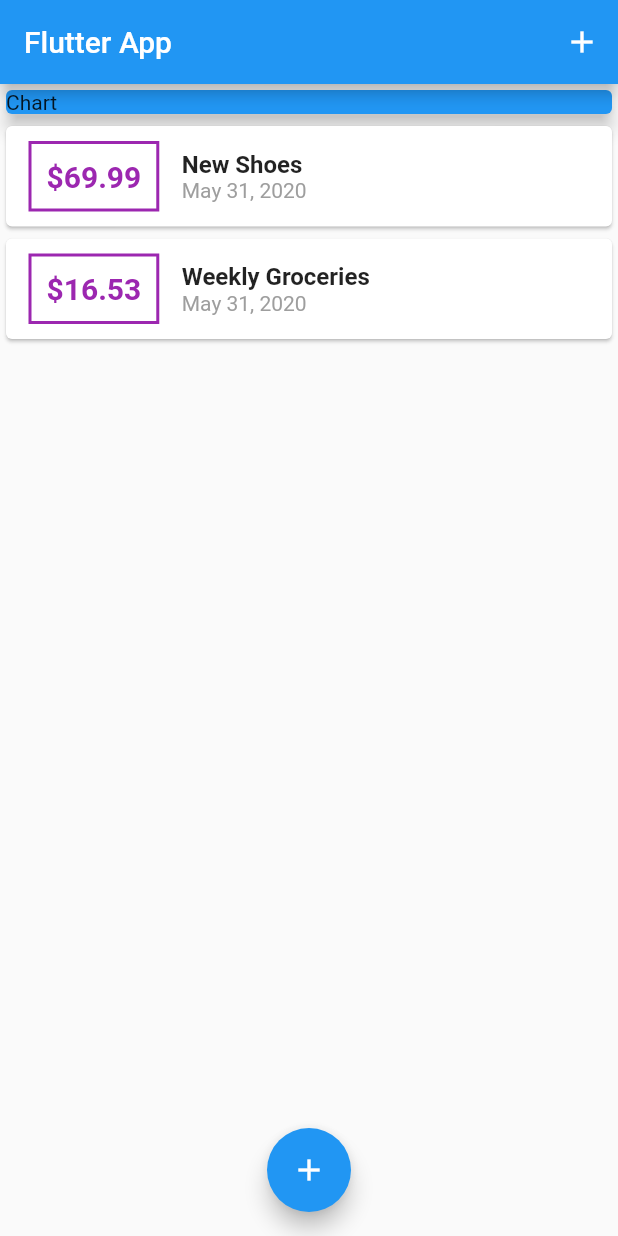
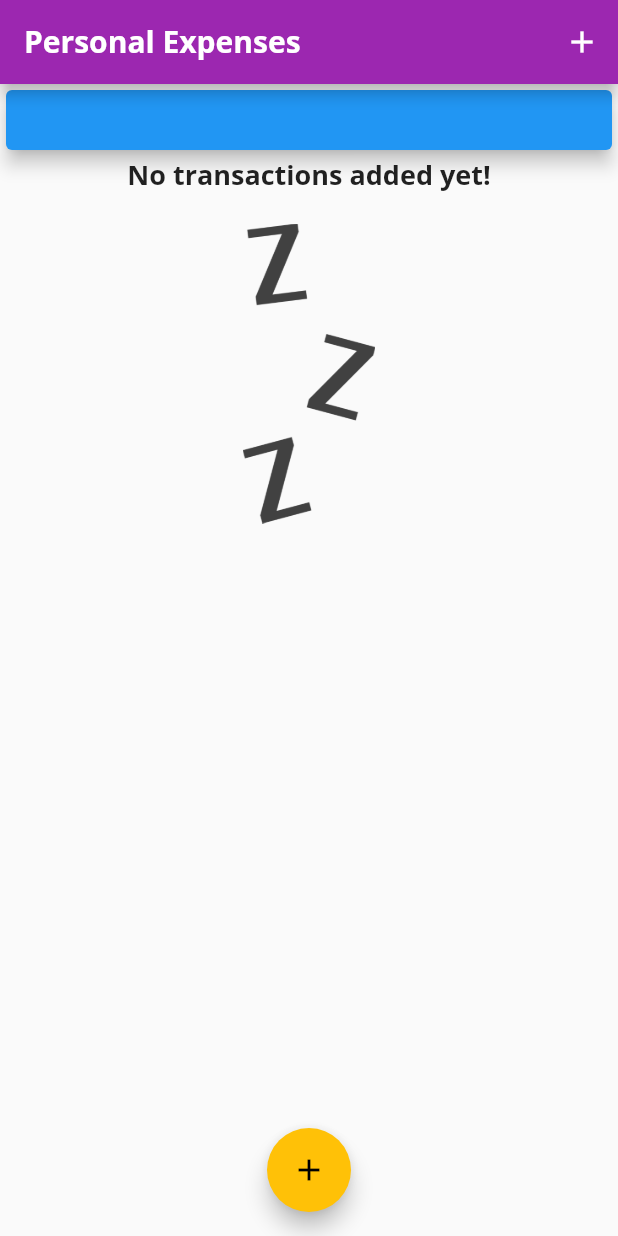
Before and after one commit to sequeirajonathan/Expense_Tracker, a Flutter app: the screen it shows after launch, on a phone screen of 412 x 824 dp. Run offline on Flutter 3.47's test engine with Material 2 defaults, Android fonts, the phone set to English and light mode, and no system bars.

Commit message:
Changed theme

```diff
--- a/lib/main.dart
+++ b/lib/main.dart
@@ -3,6 +3,7 @@ import 'package:flutter/material.dart';
 import './widgets/transaction_list.dart';
 import './widgets/new_transaction.dart';
 import './models/transaction.dart';
+import './widgets/chart.dart';
 
 void main() => runApp(MyApp());
 
@@ -10,6 +11,25 @@ class MyApp extends StatelessWidget {
   @override
   Widget build(BuildContext context) {
     return MaterialApp(
+      title: "Personal Expenses",
+      theme: ThemeData(
+          textTheme: ThemeData.light().textTheme.copyWith(
+                headline6: TextStyle(
+                    fontFamily: 'OpenSans',
+                    fontWeight: FontWeight.bold,
+                    fontSize: 18),
+              ),
+          primarySwatch: Colors.purple,
+          accentColor: Colors.amber,
+          fontFamily: 'Quicksand',
+          appBarTheme: AppBarTheme(
+            textTheme: ThemeData.light().textTheme.copyWith(
+                  headline6: TextStyle(
+                      fontFamily: 'OpenSans',
+                      fontSize: 20,
+                      fontWeight: FontWeight.bold),
+                ),
+          )),
       home: MyHomePage(),
     );
   }
@@ -21,21 +41,28 @@ class MyHomePage extends StatefulWidget {
 }
 
 class _MyHomePageState extends State<MyHomePage> {
+  final List<Transaction> _userTransactions = [
+    // Transaction(
+    //   id: 't1',
+    //   title: 'New Shoes',
+    //   amount: 69.99,
+    //   date: DateTime.now(),
+    // ),
+    // Transaction(
+    //   id: 't2',
+    //   title: 'Weekly Groceries',
+    //   amount: 16.53,
+    //   date: DateTime.now(),
+    // ),
+  ];
 
-  final List<Transaction> _userTransactions = [
-    Transaction(
-      id: 't1',
-      title: 'New Shoes',
-      amount: 69.99,
-      date: DateTime.now(),
-    ),
-    Transaction(
-      id: 't2',
-      title: 'Weekly Groceries',
-      amount: 16.53,
-      date: DateTime.now(),
-    ),
-  ];
+  List<Transaction> get _recentTransactions {
+    return _userTransactions.where((tx) {
+      return tx.date.isAfter(DateTime.now().subtract(Duration(
+        days: 7
+      )));
+    }).toList();
+  }
 
   void _addNewTransaction(String txTitle, double txAmount) {
     final newTx = Transaction(
@@ -54,7 +81,7 @@ class _MyHomePageState extends State<MyHomePage> {
         context: ctx,
         builder: (_) {
           return GestureDetector(
-            onTap: (){},
+            onTap: () {},
             child: NewTransaction(_addNewTransaction),
             behavior: HitTestBehavior.opaque,
           );
@@ -71,7 +98,7 @@ class _MyHomePageState extends State<MyHomePage> {
             onPressed: () => _startAddNewTransaction(context),
           )
         ],
-        title: Text('Flutter App'),
+        title: Text('Personal Expenses'),
       ),
       body: SingleChildScrollView(
         child:
@@ -80,7 +107,7 @@ class _MyHomePageState extends State<MyHomePage> {
             width: double.infinity,
             child: Card(
               color: Colors.blue,
-              child: Text('Chart'),
+              child: Chart(_recentTransactions),
               elevation: 5,
             ),
           ),
--- /dev/null
+++ b/lib/widgets/chart.dart
@@ -0,0 +1,41 @@
+import 'package:flutter/material.dart';
+import 'package:intl/intl.dart';
+
+import '../models/transaction.dart';
+
+class Chart extends StatelessWidget {
+  final List<Transaction> recentTransactions;
+
+  Chart(this.recentTransactions);
+
+  List<Map<String, Object>> get groupedTransactionValues {
+    return List.generate(7, (index) {
+      final weekDay = DateTime.now().subtract(
+        Duration(days: index),
+      );
+
+      var totalSum = 0.0;
+
+      for (var i = 0; i < recentTransactions.length; i++) {
+        if (recentTransactions[i].date.day == weekDay.day &&
+            recentTransactions[i].date.month == weekDay.month &&
+            recentTransactions[i].date.year == weekDay.year) {
+          totalSum += recentTransactions[i].amount;
+        }
+      }
+
+      return {'day': DateFormat.E(weekDay), 'amount': totalSum};
+    });
+  }
+
+  @override
+  Widget build(BuildContext context) {
+    return Card(
+      elevation: 6,
+      margin: EdgeInsets.all(20),
+      child: Row(
+        children: <Widget>[],
+      ),
+    );
+  }
+}
--- a/lib/widgets/transaction_list.dart
+++ b/lib/widgets/transaction_list.dart
@@ -12,7 +12,25 @@ class TransactionList extends StatelessWidget {
   Widget build(BuildContext context) {
     return Container(
       height: 300,
-      child: ListView.builder(
+      child: transactions.isEmpty
+          ? Column(
+              children: <Widget>[
+                Text(
+                  'No transactions added yet!',
+                  style: Theme.of(context).textTheme.headline6,
+                ),
+                SizedBox(
+                  height: 20,
+                ),
+                Container(
+                    height: 200,
+                    child: Image.asset(
+                      'assets/images/waiting.png',
+                      fit: BoxFit.cover,
+                    ))
+              ],
+            )
+          : ListView.builder(
               itemBuilder: (ctx, index) {
                 return Card(
                   child: Row(
@@ -25,7 +43,7 @@ class TransactionList extends StatelessWidget {
                         ),
                         decoration: BoxDecoration(
                             border: Border.all(
-                    color: Colors.purple,
+                          color: Theme.of(context).primaryColor,
                           width: 2,
                         )),
                         child: Text(
@@ -33,17 +51,20 @@ class TransactionList extends StatelessWidget {
                           style: TextStyle(
                             fontWeight: FontWeight.bold,
                             fontSize: 20,
-                      color: Colors.purple,
+                            color: Theme.of(context).primaryColor,
                           ),
                         ),
                       ),
-                Column(crossAxisAlignment: CrossAxisAlignment.start, children: [
+                      Column(
+                          crossAxisAlignment: CrossAxisAlignment.start,
+                          children: [
                             Text(
                               transactions[index].title,
-                    style: TextStyle(fontSize: 16, fontWeight: FontWeight.bold),
+                              style: Theme.of(context).textTheme.headline6,
                             ),
                             Text(
-                    DateFormat.yMMMd().format(transactions[index].date),
+                              DateFormat.yMMMd()
+                                  .format(transactions[index].date),
                               style: TextStyle(color: Colors.grey),
                             )
                           ])
```
Also changed, not shown: pubspec.yaml (+13 -16 lines), assets/fonts/OpenSans-Bold.ttf (added), assets/fonts/OpenSans-Regular.ttf (added), assets/fonts/Quicksand-Bold.ttf (added), assets/fonts/Quicksand-Light.ttf (added), assets/fonts/Quicksand-Medium.ttf (added), assets/fonts/Quicksand-Regular.ttf (added), assets/images/waiting.png (added). Lines whose indentation alone changed are shown as unchanged.
